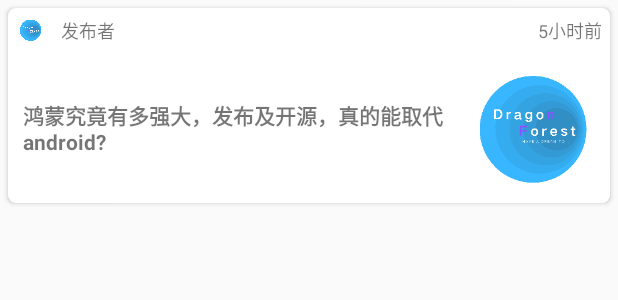
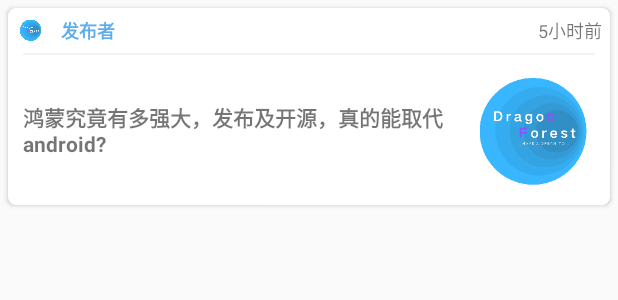
Before and after one commit to dragonforestgroup/App_DragonForestWorld, an Android app: the layout app_item_article.xml on its own in the app's theme, with its tools: preview values and no code run, on a phone screen of 412 x 824 dp. Shown: the top 300 px of the screen. Run offline under Robolectric (Android 15) with nearby library versions, the phone set to English and light mode, and no system bars.

Commit message:
修改推荐中的显示样式

```diff
--- /dev/null
+++ b/app/src/main/res/drawable/app_icon_hot.xml
@@ -0,0 +1,5 @@
+<vector android:height="24dp" android:tint="#FFFFFF"
+    android:viewportHeight="24.0" android:viewportWidth="24.0"
+    android:width="24dp" xmlns:android="http://schemas.android.com/apk/res/android">
+    <path android:fillColor="#FF000000" android:pathData="M13.5,0.67s0.74,2.65 0.74,4.8c0,2.06 -1.35,3.73 -3.41,3.73 -2.07,0 -3.63,-1.67 -3.63,-3.73l0.03,-0.36C5.21,7.51 4,10.62 4,14c0,4.42 3.58,8 8,8s8,-3.58 8,-8C20,8.61 17.41,3.8 13.5,0.67zM11.71,19c-1.78,0 -3.22,-1.4 -3.22,-3.14 0,-1.62 1.05,-2.76 2.81,-3.12 1.77,-0.36 3.6,-1.21 4.62,-2.58 0.39,1.29 0.59,2.65 0.59,4.04 0,2.65 -2.15,4.8 -4.8,4.8z"/>
+</vector>
--- /dev/null
+++ b/app/src/main/res/drawable/app_selector_item_article.xml
@@ -0,0 +1,5 @@
+<?xml version="1.0" encoding="utf-8"?>
+<selector xmlns:android="http://schemas.android.com/apk/res/android">
+    <item android:state_pressed="true" android:drawable="@color/colorBlueForLoginTitle"/>
+    <item android:drawable="@android:color/white"/>
+</selector>
--- a/app/src/main/res/layout/app_fragment_mine.xml
+++ b/app/src/main/res/layout/app_fragment_mine.xml
@@ -73,7 +73,7 @@
             android:orientation="vertical">
             <!--我发布的-->
             <LinearLayout
-                android:layout_marginTop="2px"
+                android:layout_marginTop="30px"
                 android:background="@android:color/white"
                 android:layout_width="match_parent"
                 android:layout_height="35dp"
--- a/app/src/main/res/layout/app_item_article.xml
+++ b/app/src/main/res/layout/app_item_article.xml
@@ -4,8 +4,11 @@
     android:layout_width="match_parent"
     android:layout_height="wrap_content"
     android:layout_margin="5dp"
-    android:background="@android:color/white"
-    app:cardCornerRadius="5dp">
+    android:clickable="true"
+    android:focusable="true"
+    android:foreground="?android:attr/selectableItemBackground"
+    app:cardCornerRadius="5dp"
+    app:cardPreventCornerOverlap="false">
 
     <LinearLayout
         android:layout_width="match_parent"
@@ -33,7 +36,9 @@
                 android:layout_toRightOf="@+id/img_publisher"
                 android:gravity="center_vertical"
                 android:text="发布者"
-                android:textSize="12sp" />
+                android:textColor="@color/colorBlueForLoginTitle"
+                android:textSize="12sp"
+                android:textStyle="bold" />
 
             <TextView
                 android:id="@+id/tv_pushlish_time"
@@ -45,6 +50,13 @@
                 android:text="5小时前"
                 android:textSize="12sp" />
         </RelativeLayout>
+
+        <View
+            android:layout_width="match_parent"
+            android:layout_height="2px"
+            android:layout_marginLeft="10dp"
+            android:layout_marginRight="10dp"
+            android:background="@color/colorGrayForBackground" />
 
         <LinearLayout
             android:layout_width="match_parent"
```
Also changed, not shown: app/src/main/java/com/dragonforest/app/dragonforestworld/biz/recommend/FragmentRecommend.java (+16 -0 lines), app/src/main/res/layout/app_fragment_recommend.xml (+37 -10 lines), module_common/src/main/java/com/dragonforest/app/module_common/utils/ToastUtils.java (added, +29 -0 lines).
